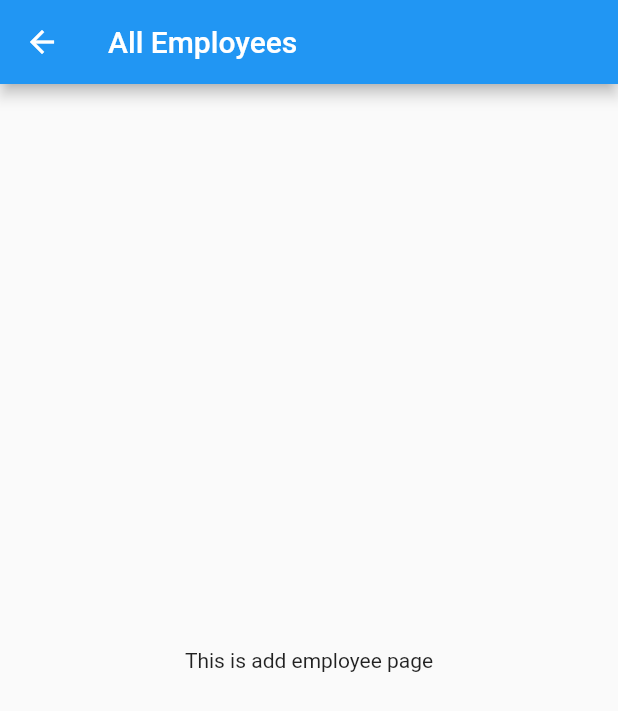
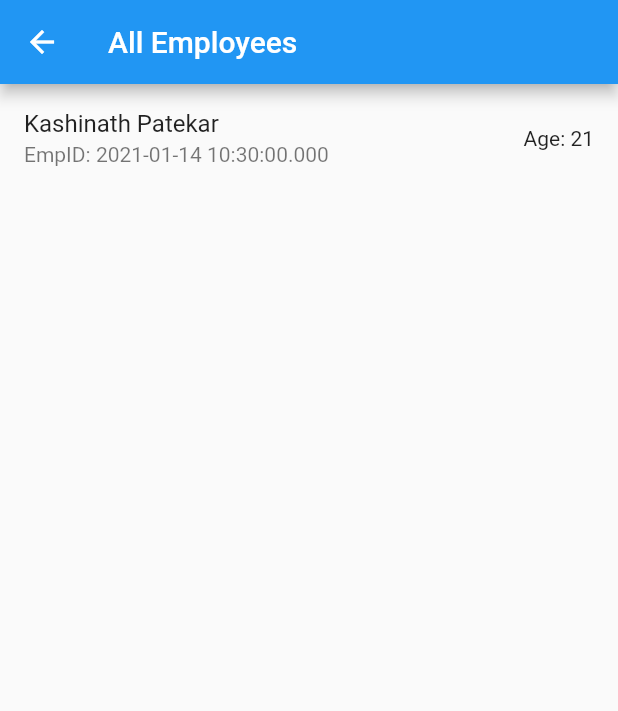
Before and after one commit to stellarbeam/employee_db, a Flutter app: the EmployeesScreen screen opened by its route, on a phone screen of 412 x 824 dp. Shown: the top 711 px of the screen. Run offline on Flutter 3.47's test engine with Material 2 defaults, Android fonts, the phone set to English and light mode, and no system bars.

Commit message:
Complete All_Employees page

```diff
--- a/lib/screens/employees_screen.dart
+++ b/lib/screens/employees_screen.dart
@@ -1,16 +1,28 @@
 import 'package:flutter/material.dart';
+import 'package:provider/provider.dart';
+
+import 'package:employee_db/models/employee.dart';
+import 'package:employee_db/providers/organizations.dart';
 
 class EmployeesScreen extends StatelessWidget {
   static const routeName = '/add-emp';
 
   @override
   Widget build(BuildContext context) {
+    final organisations = Provider.of<Organizations>(context).list;
+    final List<Employee> employees =
+        organisations.fold([], (allEmps, org) => allEmps + org.employees);
+
     return Scaffold(
-        appBar: AppBar(
-          title: Text('All Employees'),
+      appBar: AppBar(title: Text("All Employees")),
+      body: ListView.builder(
+        itemBuilder: (_, index) => ListTile(
+          title: Text("${employees[index].fullName}"),
+          subtitle: Text("EmpID: ${employees[index].employeeId}"),
+          trailing: Text("Age: ${employees[index].age}"),
         ),
-        body: Center(
-          child: Text('This is add employee page'),
-        ));
+        itemCount: employees.length,
+      ),
+    );
   }
 }
```
